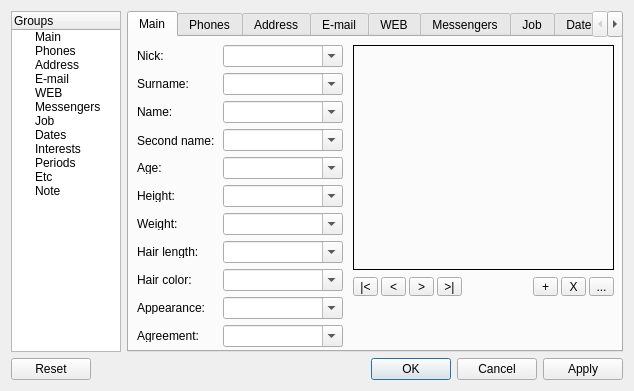
Old version of the form Forms/CPersonEdit.ui in the repository skynowa/xxxdb.
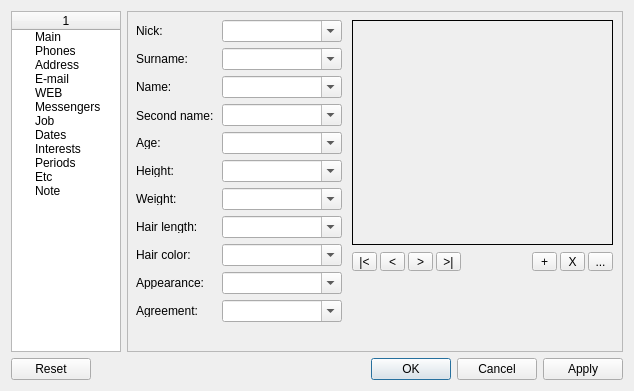
New version of the form.

Commit message: JOB: QTabWidget -> QStackWidget

```diff
--- a/Forms/CPersonEdit.ui
+++ b/Forms/CPersonEdit.ui
@@ -37,7 +37,10 @@
      </property>
      <column>
       <property name="text">
-       <string>Groups</string>
+       <string/>
+      </property>
+      <property name="textAlignment">
+       <set>AlignHCenter|AlignVCenter|AlignCenter</set>
       </property>
      </column>
      <item>
@@ -103,14 +106,14 @@
     </widget>
    </item>
    <item row="0" column="1">
-    <widget class="QTabWidget" name="tabwGroupsDetail">
-     <property name="currentIndex">
-      <number>0</number>
+    <widget class="QStackedWidget" name="tabwGroupsDetail">
+     <property name="frameShape">
+      <enum>QFrame::StyledPanel</enum>
      </property>
-     <widget class="QWidget" name="tab">
-      <attribute name="title">
-       <string>Main</string>
-      </attribute>
+     <property name="frameShadow">
+      <enum>QFrame::Plain</enum>
+     </property>
+     <widget class="QWidget" name="tabwGroupsDetailPage1" native="true">
       <widget class="QComboBox" name="cboName">
        <property name="geometry">
         <rect>
@@ -532,10 +535,7 @@
        </property>
       </widget>
      </widget>
-     <widget class="QWidget" name="tab_2">
-      <attribute name="title">
-       <string>Phones</string>
-      </attribute>
+     <widget class="QWidget" name="tabwGroupsDetailPage2" native="true">
       <widget class="QLabel" name="label_12">
        <property name="geometry">
         <rect>
@@ -702,10 +702,7 @@
        </property>
       </widget>
      </widget>
-     <widget class="QWidget" name="tab_3">
-      <attribute name="title">
-       <string>Address</string>
-      </attribute>
+     <widget class="QWidget" name="tabwGroupsDetailPage3" native="true">
       <widget class="QComboBox" name="cboAge_7">
        <property name="geometry">
         <rect>
@@ -956,10 +953,7 @@
        </property>
       </widget>
      </widget>
-     <widget class="QWidget" name="tab_4">
-      <attribute name="title">
-       <string>E-mail</string>
-      </attribute>
+     <widget class="QWidget" name="tabwGroupsDetailPage4" native="true">
       <layout class="QGridLayout" name="gridLayout_3">
        <item row="0" column="0">
         <layout class="QGridLayout" name="gridLayout_2">
@@ -970,10 +964,7 @@
        </item>
       </layout>
      </widget>
-     <widget class="QWidget" name="tab_5">
-      <attribute name="title">
-       <string>WEB</string>
-      </attribute>
+     <widget class="QWidget" name="tabwGroupsDetailPage5" native="true">
       <layout class="QGridLayout" name="gridLayout_5">
        <item row="0" column="0">
         <layout class="QGridLayout" name="gridLayout_4">
@@ -984,10 +975,7 @@
        </item>
       </layout>
      </widget>
-     <widget class="QWidget" name="tab_6">
-      <attribute name="title">
-       <string>Messengers</string>
-      </attribute>
+     <widget class="QWidget" name="tabwGroupsDetailPage6" native="true">
       <widget class="QLabel" name="label_25">
        <property name="geometry">
         <rect>
@@ -1044,10 +1032,7 @@
        </property>
       </widget>
      </widget>
-     <widget class="QWidget" name="tab_7">
-      <attribute name="title">
-       <string>Job</string>
-      </attribute>
+     <widget class="QWidget" name="tabwGroupsDetailPage7" native="true">
       <widget class="QLabel" name="label_27">
        <property name="geometry">
         <rect>
@@ -1159,10 +1144,7 @@
        </property>
       </widget>
      </widget>
-     <widget class="QWidget" name="tab_9">
-      <attribute name="title">
-       <string>Dates</string>
-      </attribute>
+     <widget class="QWidget" name="tabwGroupsDetailPage8" native="true">
       <widget class="QLabel" name="label_31">
        <property name="geometry">
         <rect>
@@ -1329,10 +1311,7 @@
        </property>
       </widget>
      </widget>
-     <widget class="QWidget" name="tab_10">
-      <attribute name="title">
-       <string>Interests</string>
-      </attribute>
+     <widget class="QWidget" name="tabwGroupsDetailPage9" native="true">
       <widget class="QComboBox" name="cboName_20">
        <property name="geometry">
         <rect>
@@ -1473,15 +1452,8 @@
        </property>
       </widget>
      </widget>
-     <widget class="QWidget" name="tab_11">
-      <attribute name="title">
-       <string>Periods</string>
-      </attribute>
-     </widget>
-     <widget class="QWidget" name="tab_12">
-      <attribute name="title">
-       <string>Etc</string>
-      </attribute>
+     <widget class="QWidget" name="tabwGroupsDetailPage10" native="true"/>
+     <widget class="QWidget" name="tabwGroupsDetailPage11" native="true">
       <widget class="QLabel" name="label_35">
        <property name="geometry">
         <rect>
@@ -1535,10 +1507,7 @@
        </property>
       </widget>
      </widget>
-     <widget class="QWidget" name="tab_13">
-      <attribute name="title">
-       <string>Note</string>
-      </attribute>
+     <widget class="QWidget" name="tabwGroupsDetailPage12" native="true">
       <layout class="QGridLayout" name="gridLayout_7">
        <item row="0" column="0">
         <layout class="QGridLayout" name="gridLayout_6">
```
Left out of the diff: 14 changed lines with no effect on the pictures.
